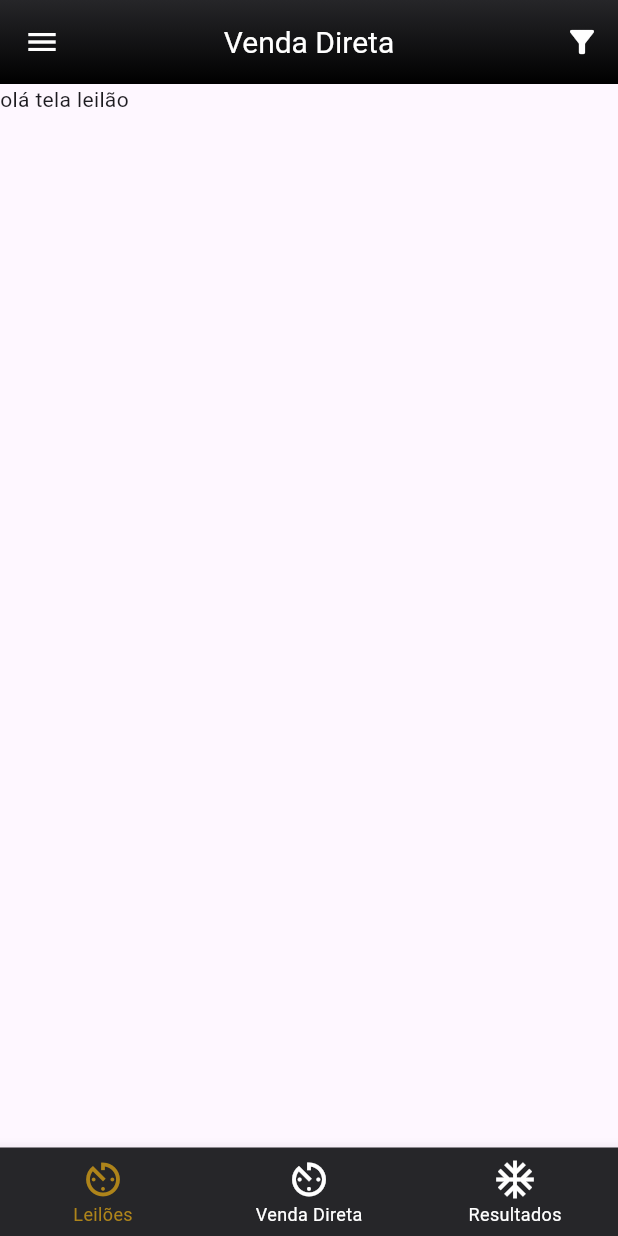
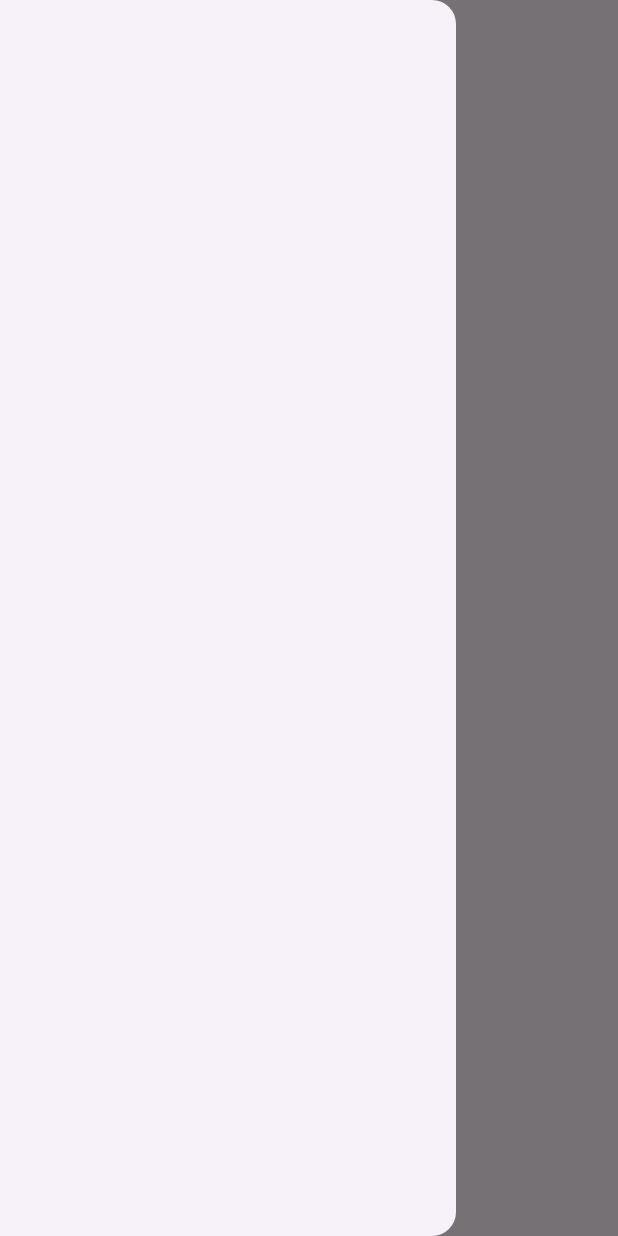
Before and after one commit to Bruno-Meireles/leilao_teste_dix, a Flutter app: the screen it shows after launch, with the side drawer open (before the commit the screen has no drawer), on a phone screen of 412 x 824 dp. Run offline on Flutter 3.47's test engine with Material 3 defaults, Android fonts, the phone set to English and light mode, and no system bars.

Commit message:
adicionando codigo a pagina leilões

```diff
--- a/lib/leilao.dart
+++ b/lib/leilao.dart
@@ -1,4 +1,5 @@
 import 'package:flutter/material.dart';
+import 'package:leilao_teste_dix/utils/app.colors.dart';
 
 class Leilao extends StatefulWidget {
   const Leilao({super.key});
@@ -10,8 +11,15 @@ class Leilao extends StatefulWidget {
 class _LeilaoState extends State<Leilao> {
   @override
   Widget build(BuildContext context) {
-    return const Scaffold(
-      body: Text("olá tela leilão"),
+    return Scaffold(
+      appBar: AppBar(
+        title: Text("Leilão"),
+      ),
+      drawer: Drawer(
+        child: ListView(children: [
+
+        ],),
+      ),
     );
   }
 }
--- a/lib/main.dart
+++ b/lib/main.dart
@@ -1,4 +1,5 @@
 import 'package:flutter/material.dart';
+import 'package:leilao_teste_dix/leilao.dart';
 import 'package:leilao_teste_dix/router/path.dart';
 import 'apresentacao.dart';
 import 'login.dart';
@@ -18,7 +19,8 @@ class MyApp extends StatelessWidget {
   Widget build(BuildContext context) {
     return MaterialApp(
       debugShowCheckedModeBanner: false,
-      initialRoute: Routers.vendaDireta.name, //Definir a tela de venda direta como inicial
+      home: const Leilao(),
+      // initialRoute: Routers.vendaDireta.name, //Definir a tela de venda direta como inicial
       // initialRoute: Routers.apresentacao.name, // Definir a tela de apresentação como inicial
       routes: {
         Routers.apresentacao.name: (_) => const Apresentacao(),
--- a/lib/router/path.dart
+++ b/lib/router/path.dart
@@ -2,7 +2,7 @@ enum Routers {
   cadastro,
   login,
   apresentacao,
-  vendaDireta // Adicionando a rotas para a telas
+  vendaDireta, // Adicionando a rotas para a telas
 }
 
 extension RoutersExtension on Routers {
--- a/lib/venda.direta.dart
+++ b/lib/venda.direta.dart
@@ -1,6 +1,5 @@
 import 'package:flutter/material.dart';
-import 'package:leilao_teste_dix/leilao.dart';
-import 'package:leilao_teste_dix/resultados.dart';
+import 'package:leilao_teste_dix/utils/app.colors.dart';
 
 class VendaDireta extends StatefulWidget {
   const VendaDireta({super.key});
@@ -10,87 +9,70 @@ class VendaDireta extends StatefulWidget {
 }
 
 class _VendaDiretaState extends State<VendaDireta> {
-  int currentIndex = 0;
-  final screens = [const Leilao(), const VendaDireta(), const Resultados()];
-
   @override
   Widget build(BuildContext context) {
-    return MaterialApp(
-      debugShowCheckedModeBanner: false,
-      home: Scaffold(
-        body: screens[currentIndex], // parte de baixo dos botões
+    return SafeArea(
+      child: Scaffold(
+        backgroundColor: AppColors.backgoundColor,
+        drawer: Drawer(
+          backgroundColor: Colors.white,
+          child: Container(
+            color: Colors.amberAccent,
+          ),
+        ),
+        appBar: AppBar(
+          backgroundColor: AppColors.black,
+          centerTitle: true,
+          title: const Text(
+            "Venda Direta",
+            style: TextStyle(color: Colors.white),
+          ),
+        ),
+        body: GridView.builder(
+            itemCount: 8,
+            gridDelegate: const SliverGridDelegateWithFixedCrossAxisCount(crossAxisCount: 2),
+            itemBuilder: (BuildContext context, int index) {
+              return Container(
+                padding: const EdgeInsets.all(8),
+                margin: const EdgeInsets.all(12),
+                width: 173,
+                height: 285,
+                child: Column(
+                  children: [
+                    Image.asset("image/imageNovilha/novilha.png"),
+                    const Text("oi"),
+                  ],
+                ),
+              );
+            }),
         bottomNavigationBar: BottomNavigationBar(
-          type: BottomNavigationBarType.fixed,
-          backgroundColor: const Color(0xff262629),
-          selectedItemColor: const Color(0xffAE841A),
-          unselectedItemColor: const Color(0xffFFFFFF),
-          iconSize: 30,
-          selectedFontSize: 12,
-          onTap: (index) {
-            setState(() {
-              currentIndex = index;
-            });
-          },
-          currentIndex: currentIndex,
           items: const [
             BottomNavigationBarItem(
-              icon: Icon(Icons.av_timer_sharp),
+              // icon: Icon(Icons.ac_unit_sharp),
+              // label: "Leilões",
+              icon: ImageIcon(
+                AssetImage("image/assets/icons/leiloes.png"),
+              ),
               label: "Leilões",
             ),
             BottomNavigationBarItem(
-              icon: Icon(Icons.av_timer_sharp),
+              // icon: Icon(Icons.ac_unit_sharp),
+              // label: "Venda Direta",
+              // backgroundColor: Colors.amber,
+              icon: ImageIcon(
+                AssetImage("image/assets/icons/venda_direta.png"),
+              ),
               label: "Venda Direta",
             ),
             BottomNavigationBarItem(
-              icon: Icon(Icons.ac_unit),
+              // icon: Icon(Icons.ac_unit_sharp),
+              // label: "Resultados",
+              icon: ImageIcon(
+                AssetImage("image/assets/icons/resultados.png"),
+              ),
               label: "Resultados",
             ),
           ],
-        ),
-
-        // codigo da minha app bar com logo
-        appBar: AppBar(
-          title: const Text(
-            "Venda Direta",
-            style: TextStyle(
-              fontSize: 20,
-              color: Color(0xffFFFFFF),
-            ),
-          ),
-          flexibleSpace: Container(
-            decoration: const BoxDecoration(
-              gradient: LinearGradient(
-                begin: Alignment.bottomCenter,
-                end: Alignment.topCenter,
-                colors: [
-                  Color(0xff000000),
-                  Color(0xff262629),
-                ],
-              ),
-            ),
-          ),
-          centerTitle: true,
-          actions: <Widget>[
-            IconButton(
-              icon: const Icon(
-                Icons.filter_alt,
-                color: Color(0xFfFFFFFF),
-              ),
-              tooltip: 'Open shopping cart',
-              onPressed: () {},
-            ),
-          ],
-          leading: Builder(
-            builder: (BuildContext context) {
-              return IconButton(
-                icon: const Icon(
-                  Icons.menu,
-                  color: Colors.white,
-                ),
-                onPressed: () {},
-              );
-            },
-          ),
         ),
       ),
     );
```
Also changed, not shown: lib/apresentacao.dart (+4 -3 lines), lib/cadastro.dart (+18 -11 lines), lib/login.dart (+18 -14 lines), lib/utils/app.colors.dart (added, +16 -0 lines), pubspec.yaml (+9 -63 lines), image/abaFlutuante.png (added), image/imageNovilha/novilha.png (renamed from image/image.boy/novilha.png), image/imageNovilha/novilha1.png (renamed from image/image.boy/novilha1.png).
